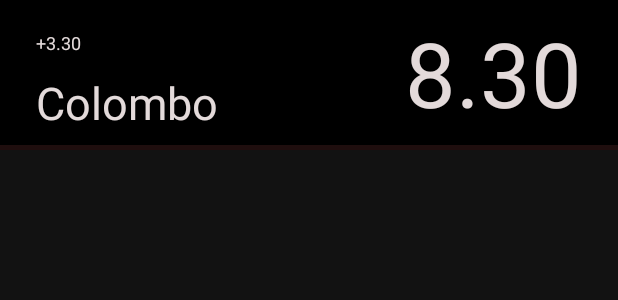
After one commit to 000407/WorldTime, an Android app: the layout list_item.xml on its own in the app's theme, with its tools: preview values and no code run, on a phone screen of 412 x 824 dp. The commit adds this screen. Shown: the top 300 px of the screen. Run offline under Robolectric (Android 15) with nearby library versions, the phone set to English and light mode, and no system bars; network calls fail.

```diff
--- /dev/null
+++ b/app/src/main/res/layout/list_item.xml
@@ -0,0 +1,56 @@
+<?xml version="1.0" encoding="utf-8"?>
+<androidx.constraintlayout.widget.ConstraintLayout xmlns:android="http://schemas.android.com/apk/res/android"
+    xmlns:app="http://schemas.android.com/apk/res-auto"
+    xmlns:tools="http://schemas.android.com/tools"
+    android:layout_width="match_parent"
+    android:layout_height="100dp"
+    android:background="#000000">
+
+    <TextView
+        android:id="@+id/txtTime"
+        android:layout_width="wrap_content"
+        android:layout_height="wrap_content"
+        android:layout_marginTop="24dp"
+        android:layout_marginEnd="24dp"
+        android:layout_marginBottom="24dp"
+        android:padding="0dp"
+        android:text="8.30"
+        style="@style/item_text_style"
+        android:textSize="60sp"
+        app:layout_constraintBottom_toTopOf="@+id/divider"
+        app:layout_constraintEnd_toEndOf="parent"
+        app:layout_constraintTop_toTopOf="parent" />
+
+    <TextView
+        android:id="@+id/txtTownName"
+        android:layout_width="wrap_content"
+        android:layout_height="wrap_content"
+        android:layout_marginStart="24dp"
+        android:text="Colombo"
+        style="@style/item_text_style"
+        android:textSize="30sp"
+        app:layout_constraintBottom_toBottomOf="@+id/txtTime"
+        app:layout_constraintStart_toStartOf="parent" />
+
+    <TextView
+        android:id="@+id/txtTimeDiff"
+        android:layout_width="wrap_content"
+        android:layout_height="wrap_content"
+        android:layout_marginStart="24dp"
+        android:textSize="12sp"
+        android:text="+3.30"
+        style="@style/item_text_style"
+        app:layout_constraintBottom_toTopOf="@+id/txtTownName"
+        app:layout_constraintStart_toStartOf="parent"
+        app:layout_constraintTop_toTopOf="@+id/txtTime" />
+
+    <View
+        android:id="@+id/divider"
+        android:layout_width="0dp"
+        android:layout_height="3dp"
+        android:background="?android:attr/listDivider"
+        android:backgroundTint="#FF7474"
+        app:layout_constraintBottom_toBottomOf="parent"
+        app:layout_constraintEnd_toEndOf="parent"
+        app:layout_constraintStart_toStartOf="parent" />
+</androidx.constraintlayout.widget.ConstraintLayout>
--- a/app/src/main/res/values/strings.xml
+++ b/app/src/main/res/values/strings.xml
@@ -1,4 +1,5 @@
 <resources>
     <string name="app_name">World Time</string>
     <string name="loading_text">Loading&#8230;</string>
+    <string name="txt_add">Add</string>
 </resources>
--- /dev/null
+++ b/app/src/main/res/values/styles.xml
@@ -0,0 +1,6 @@
+<?xml version="1.0" encoding="utf-8"?>
+<resources>
+    <style name="item_text_style">
+        <item name="android:textColor">#E3DADA</item>
+    </style>
+</resources>
--- a/app/src/main/res/values/themes.xml
+++ b/app/src/main/res/values/themes.xml
@@ -1,16 +1,22 @@
 <resources xmlns:tools="http://schemas.android.com/tools">
     <!-- Base application theme. -->
     <style name="Theme.WorldTime" parent="Theme.MaterialComponents.DayNight.DarkActionBar">
+        <!-- Background color (set to black). -->
+        <item name="android:windowBackground">#121212</item>
         <!-- Primary brand color. -->
-        <item name="colorPrimary">@color/purple_500</item>
-        <item name="colorPrimaryVariant">@color/purple_700</item>
-        <item name="colorOnPrimary">@color/white</item>
+        <item name="colorPrimary">#121212</item>
+        <item name="colorPrimaryVariant">#B77C33</item>
+        <item name="colorOnPrimary">#FFFFFF</item>
         <!-- Secondary brand color. -->
-        <item name="colorSecondary">@color/teal_200</item>
-        <item name="colorSecondaryVariant">@color/teal_700</item>
-        <item name="colorOnSecondary">@color/black</item>
+        <item name="colorSecondary">#121212</item>
+        <item name="colorSecondaryVariant">#333333</item>
+        <item name="colorOnSecondary">#FFFFFF</item>
         <!-- Status bar color. -->
         <item name="android:statusBarColor">?attr/colorPrimaryVariant</item>
         <!-- Customize your theme here. -->
     </style>
+
+    <style name="menu_text_style" parent="@android:style/TextAppearance.DeviceDefault.Widget.ActionBar.Menu">
+        <item name="android:textAllCaps">false</item>
+    </style>
 </resources>
```
Also changed, not shown: app/build.gradle (+4 -3 lines), app/src/main/res/layout/activity_main.xml (+5 -11 lines), app/src/main/res/menu/action_bar.xml (added, +10 -0 lines).
